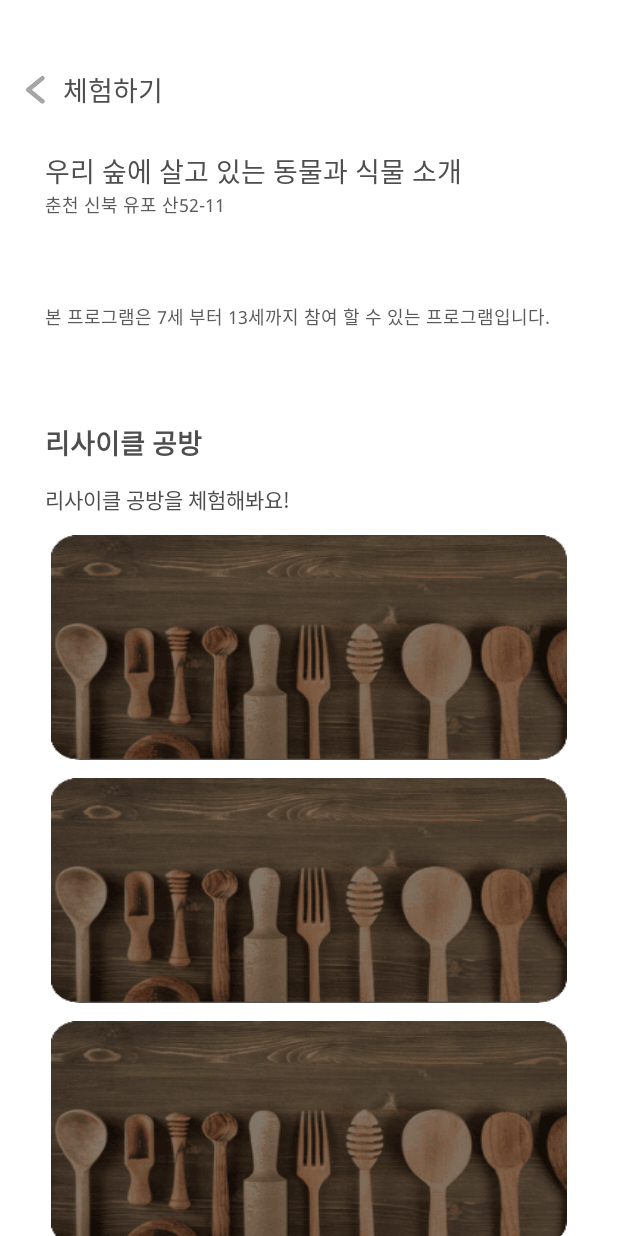
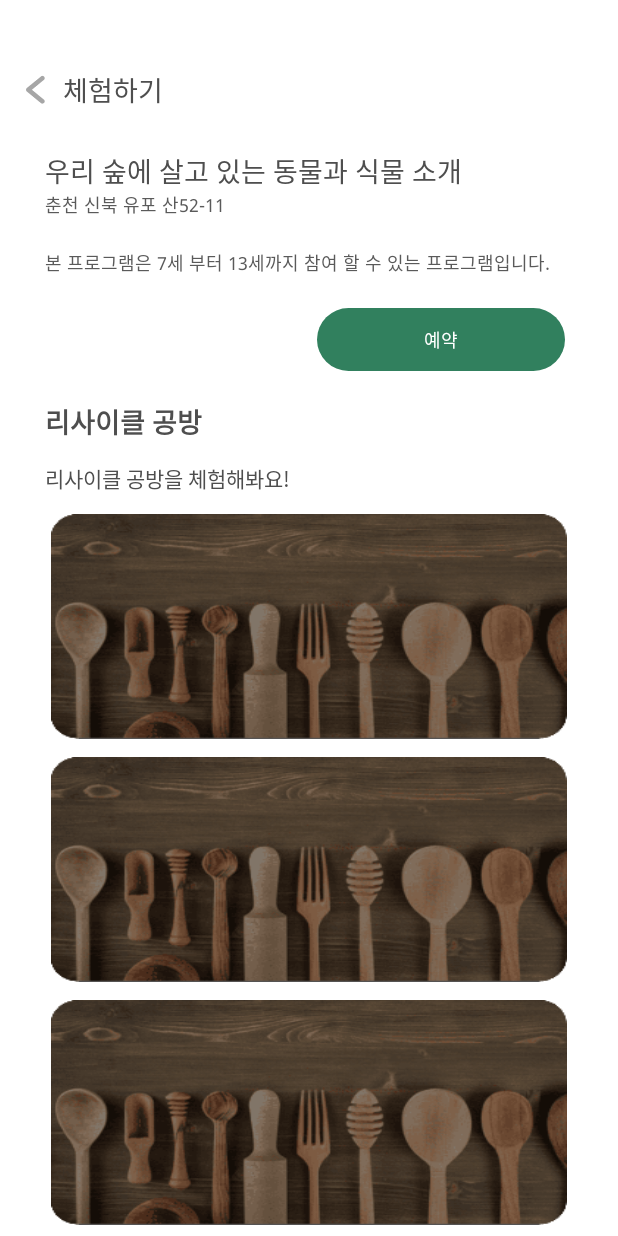
Before and after one commit to ForestMaker/ForestMaker_Android, an Android app: the layout activity_experience.xml on its own in the app's theme, with its tools: preview values and no code run, on a phone screen of 412 x 824 dp. Run offline under Robolectric (Android 15) with nearby library versions, the phone set to English and light mode, and no system bars.

Commit message:
[Experience] ExperienceOption수정, 예약 버튼 만들기

```diff
--- a/app/src/main/java/com/example/forestmaker/ui/reserve/Experience/ExperienceOptionActivity.kt
+++ b/app/src/main/java/com/example/forestmaker/ui/reserve/Experience/ExperienceOptionActivity.kt
@@ -33,10 +33,12 @@ class ExperienceOptionActivity : AppCompatActivity() {
 
     fun loadData() {
         experienceOptionAdapter.datas.apply {
-            add("숲속에서 내가 좋아하는 동물찾기")
-            add("숲속에 사는 식물 관찰하기")
-            add("꽃으로 왕관 만들기")
-
+            add("숲 전문가와 함께하는 둘레길 숲 해설")
+            add("피톤치드 뿜뿜 나무 공부하기")
+            add("엄마와 아이랑 같이 하는 명상 체험")
+            add("우리 숲에 살고 있는 동·식물 소개")
+            add("스트레스 날릴 수 있는 힐링 체험")
+            add("맨발로 흙 걷기 체험")
         }
 
         experienceOptionAdapter.notifyDataSetChanged()
--- a/app/src/main/res/layout/activity_experience.xml
+++ b/app/src/main/res/layout/activity_experience.xml
@@ -78,27 +78,11 @@
                     android:textSize="12sp"
                     android:textStyle="normal" />
 
-                <RelativeLayout
+                <androidx.recyclerview.widget.RecyclerView
+                    android:id="@+id/act_experience_forestSchool_recyclerview"
                     android:layout_width="match_parent"
                     android:layout_height="wrap_content"
-                    android:layout_marginTop="4dp">
-
-                    <androidx.recyclerview.widget.RecyclerView
-                        android:id="@+id/act_experience_forestSchool_recyclerview"
-                        android:layout_width="match_parent"
-                        android:layout_height="wrap_content"
-                        android:overScrollMode="never"/>
-
-                    <ImageView
-                        android:id="@+id/act_experience_btn_recyclerview_next"
-                        android:layout_width="wrap_content"
-                        android:layout_height="wrap_content"
-                        android:src="@drawable/ic_arrow_right_32"
-                        android:layout_alignParentRight="true"
-                        android:layout_centerVertical="true"
-                        android:layout_marginRight="8dp"/>
-
-                </RelativeLayout>
+                    android:overScrollMode="never" />
 
                 <TextView
                     android:id="@+id/act_experience_txt_forestSchool_contents"
@@ -113,11 +97,43 @@
                     android:textStyle="normal" />
             </LinearLayout>
 
+            <LinearLayout
+                android:layout_width="match_parent"
+                android:layout_height="wrap_content"
+                android:layout_marginHorizontal="30dp"
+                android:layout_marginTop="20dp"
+                app:layout_constraintBottom_toBottomOf="parent"
+                app:layout_constraintEnd_toEndOf="parent"
+                app:layout_constraintStart_toStartOf="parent"
+                android:orientation="horizontal"
+                android:weightSum="2">
+
+                <TextView
+                    android:layout_width="match_parent"
+                    android:layout_height="wrap_content"
+                    android:layout_weight="1"/>
+
+                <TextView
+                    android:id="@+id/act_experience_btn_next"
+                    android:layout_width="match_parent"
+                    android:layout_height="wrap_content"
+                    android:layout_weight="1"
+                    android:layout_marginHorizontal="5dp"
+                    android:text="예약"
+                    android:paddingVertical="12dp"
+                    android:gravity="center"
+                    android:textSize="12sp"
+                    android:textColor="@color/white"
+                    android:background="@drawable/round_box_green_72"
+                    app:layout_constraintBottom_toBottomOf="parent"/>
+
+            </LinearLayout>
+
             <TextView
                 android:layout_width="wrap_content"
                 android:layout_height="wrap_content"
                 android:layout_marginHorizontal="30dp"
-                android:layout_marginTop="60dp"
+                android:layout_marginTop="20dp"
                 android:fontFamily="@font/notosans_bold"
                 android:lineSpacingExtra="6sp"
                 android:text="리사이클 공방"
@@ -141,10 +157,10 @@
                 android:id="@+id/act_experience_recycler_recyclerview"
                 android:layout_width="match_parent"
                 android:layout_height="wrap_content"
-                android:visibility="visible"
-                android:overScrollMode="never"
                 android:layout_marginHorizontal="30dp"
                 android:layout_marginTop="12dp"
+                android:overScrollMode="never"
+                android:visibility="visible"
                 tools:listitem="@layout/item_experience_recycler" />
 
             <TextView
@@ -152,9 +168,9 @@
                 android:layout_width="wrap_content"
                 android:layout_height="wrap_content"
                 android:layout_gravity="center"
-                android:visibility="gone"
                 android:layout_marginVertical="100dp"
-                android:text="주변에 리사이클 공방이 없어요:("/>
+                android:text="주변에 리사이클 공방이 없어요:("
+                android:visibility="gone" />
 
         </LinearLayout>
     </androidx.core.widget.NestedScrollView>
```
